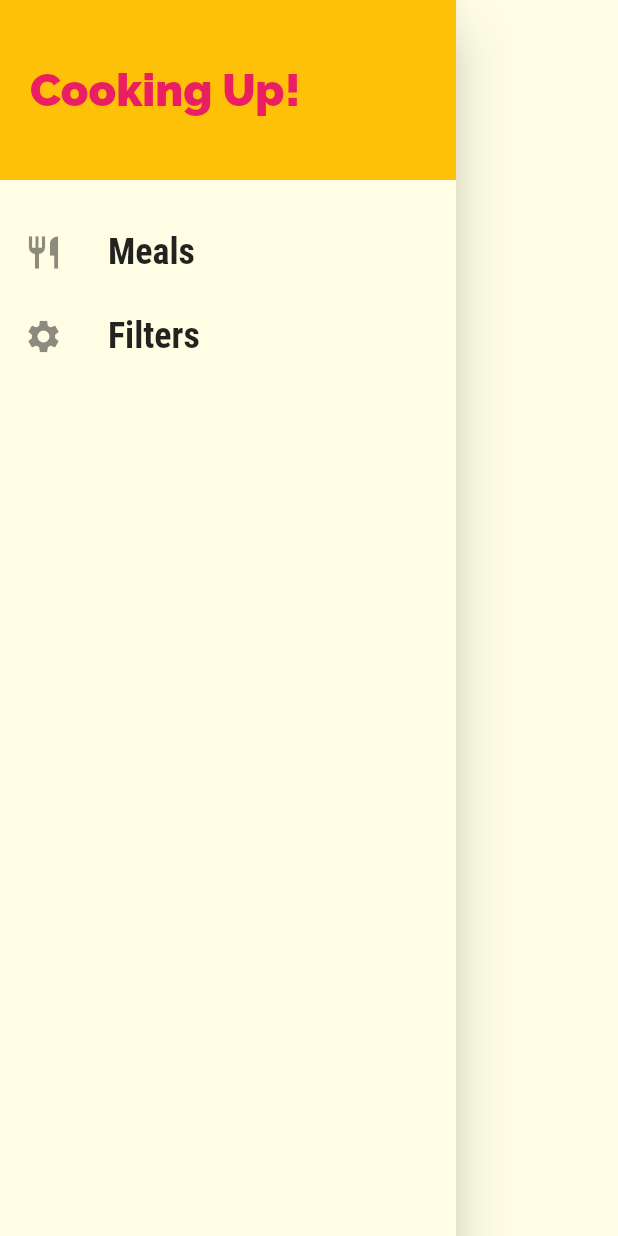
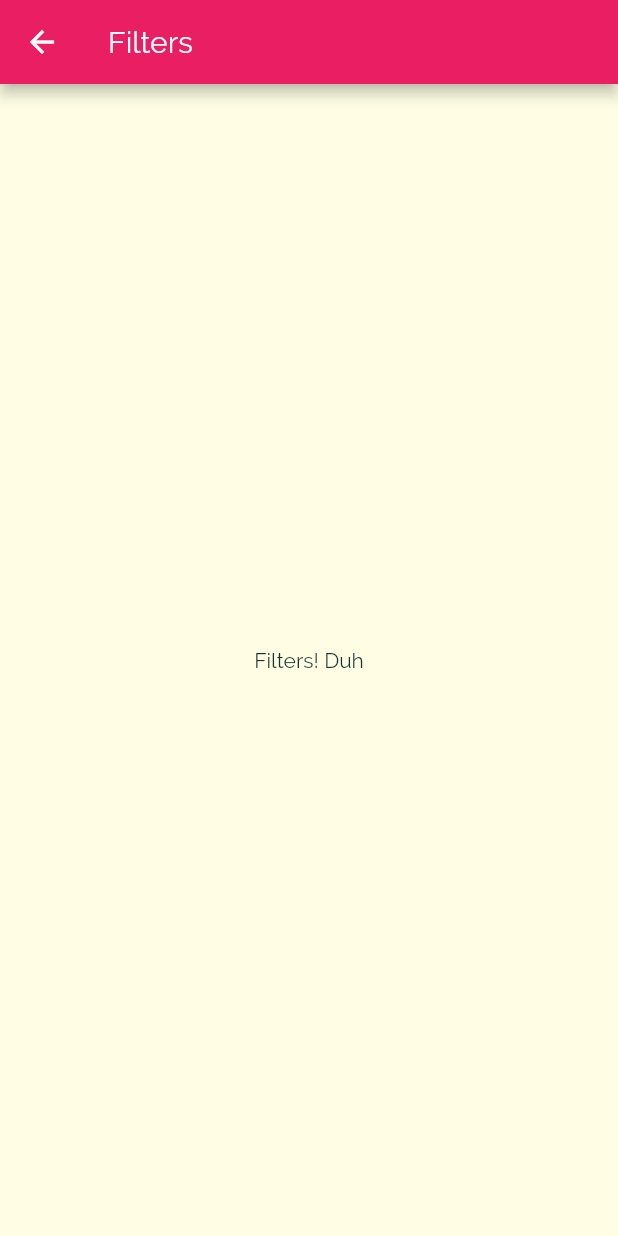
Before and after one commit to Mark-DSouza/RecipeApp, a Flutter app: the MainDrawer widget shown alone on an empty page, opened directly, after a tap on "Filters", on a phone screen of 412 x 824 dp. Run offline on Flutter 3.47's test engine with Material 2 defaults, Android fonts, the phone set to English and light mode, and no system bars.

Commit message:
Add filter screen(dummy) and make necessary routing connections to it

```diff
--- a/lib/main.dart
+++ b/lib/main.dart
@@ -4,6 +4,7 @@ import './screens/category_meals_screen.dart';
 import './screens/categories_screen.dart';
 import './screens/meal_detail_screen.dart';
 import './screens/tabs_screen.dart';
+import './screens/filters_screen.dart';
 
 void main() {
   runApp(MyApp());
@@ -40,6 +41,7 @@ class MyApp extends StatelessWidget {
         '/': (ctx) => TabsScreen(),
         CategoryMealsScreen.routeName: (ctx) => CategoryMealsScreen(),
         MealDetailScreen.routeName: (ctx) => MealDetailScreen(),
+        FiltersScreen.routeName: (ctx) => FiltersScreen(),
       },
       // onGenerateRoute: (settings) {
       //   print(settings.arguments);
--- /dev/null
+++ b/lib/screens/filters_screen.dart
@@ -0,0 +1,19 @@
+import 'package:flutter/material.dart';
+
+class FiltersScreen extends StatelessWidget {
+  static const routeName = '/filters';
+
+  @override
+  Widget build(BuildContext context) {
+    return Scaffold(
+      appBar: AppBar(
+        title: Text('Filters'),
+      ),
+      body: Center(
+        child: Text(
+          'Filters! Duh',
+        ),
+      ),
+    );
+  }
+}
--- a/lib/widgets/main_drawer.dart
+++ b/lib/widgets/main_drawer.dart
@@ -1,9 +1,13 @@
 import 'package:flutter/material.dart';
 
+import '../screens/filters_screen.dart';
+
 class MainDrawer extends StatelessWidget {
+
   Widget buildListTile({
-    String title,
-    IconData icon,
+    @required String title,
+    @required IconData icon,
+    @required Function tapHandler,
   }) {
     return ListTile(
       leading: Icon(
@@ -18,9 +22,7 @@ class MainDrawer extends StatelessWidget {
           fontSize: 24,
         ),
       ),
-      onTap: () {
-        // ...
-      },
+      onTap: tapHandler,
     );
   }
 
@@ -50,10 +52,16 @@ class MainDrawer extends StatelessWidget {
         buildListTile(
           title: 'Meals',
           icon: Icons.restaurant,
+          tapHandler: () {
+            Navigator.of(context).pushNamed('/');
+          }
         ),
         buildListTile(
           title: 'Filters',
           icon: Icons.settings,
+          tapHandler: () {
+            Navigator.of(context).pushNamed(FiltersScreen.routeName);
+          }
         ),
       ],
     ));
```
